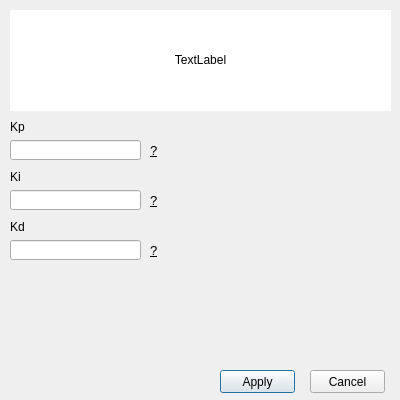
Qt form Simulator_App/ui/control_editor.ui (DanielMontoyaR/Toolbox-de-Simulaci-n-para-An-lisis-de-Se-ales-Mixtas) before a commit.
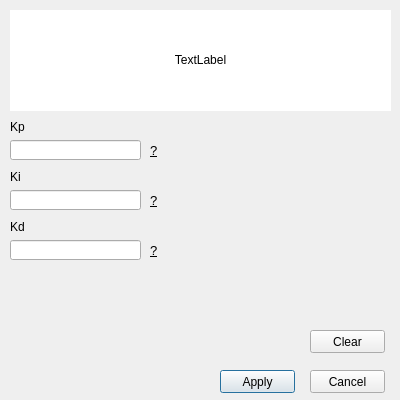
The same form after that commit.

Commit message: update: clear button in control_editor, input_editor, plant_editor and sensor_editor.

```diff
--- a/Simulator_App/ui/control_editor.ui
+++ b/Simulator_App/ui/control_editor.ui
@@ -175,6 +175,19 @@
     <string>Cancel</string>
    </property>
   </widget>
+  <widget class="QPushButton" name="clearButton">
+   <property name="geometry">
+    <rect>
+     <x>310</x>
+     <y>330</y>
+     <width>75</width>
+     <height>23</height>
+    </rect>
+   </property>
+   <property name="text">
+    <string>Clear</string>
+   </property>
+  </widget>
  </widget>
  <resources/>
  <connections/>
```
The commit also changes 11 other files.
